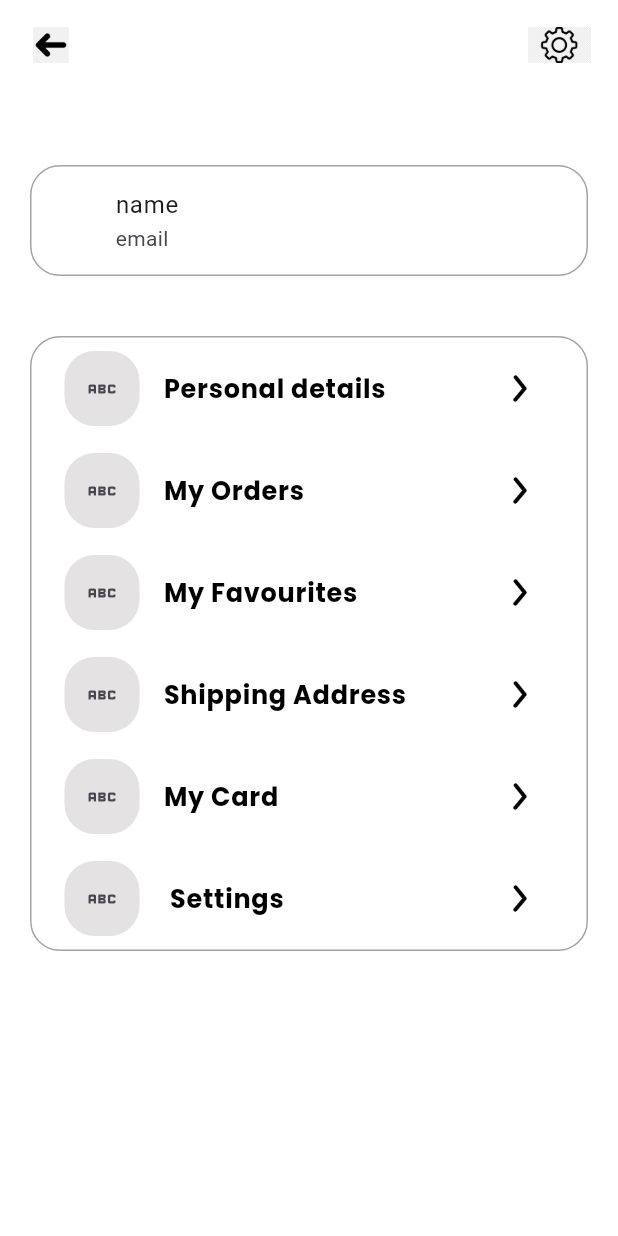
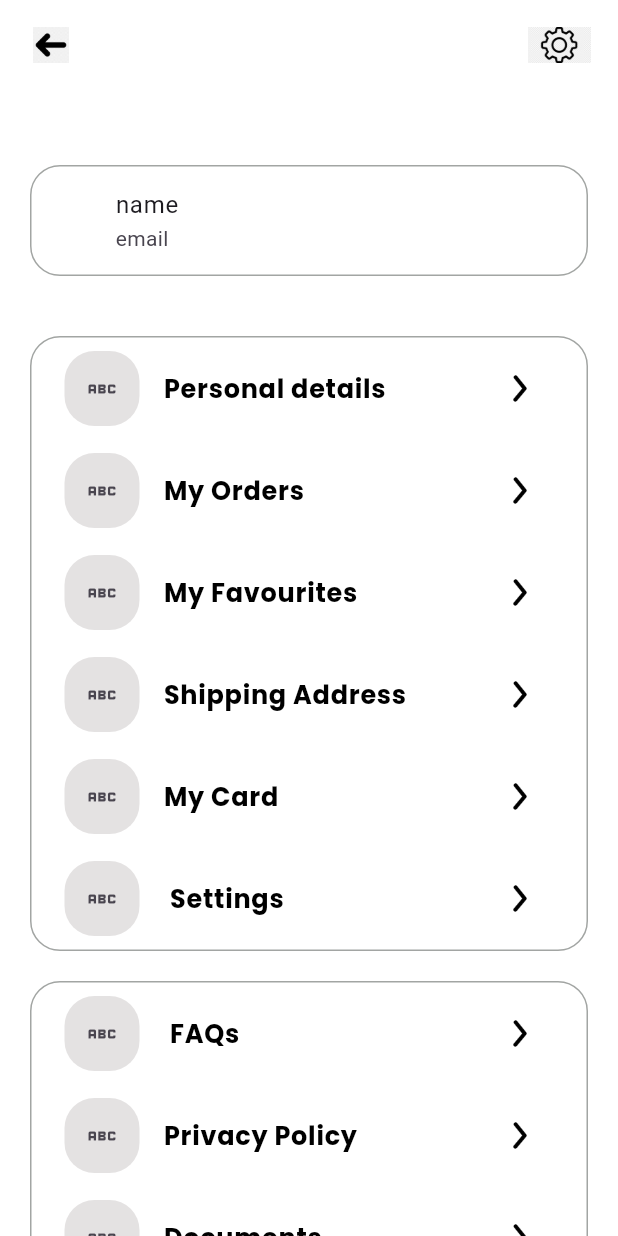
Before and after one commit to irshadcholakkal/Aiden-E-Commerce, a Flutter app: the Profilepage screen opened directly, on a phone screen of 412 x 824 dp. Run offline on Flutter 3.47's test engine with Material 3 defaults, Android fonts, the phone set to English and light mode, and no system bars; our stand-ins replace dots_indicator, flutter_rating_bar, google_fonts, google_nav_bar, iconsax, like_button and 2 more; network calls fail.

Commit message:
vrious changes

```diff
--- a/lib/view/list_of_pages/profile_page/profilepage.dart
+++ b/lib/view/list_of_pages/profile_page/profilepage.dart
@@ -2,7 +2,6 @@ import 'package:aiden/utils/colors.dart';
 import 'package:aiden/view/list_of_pages/profile_page/widget/fav.dart';
 import 'package:aiden/view/list_of_pages/profile_page/widget/listtile.dart';
 import 'package:aiden/view/list_of_pages/profile_page/pages_in_profile/settings.dart';
-import 'package:aiden/view/widgets/custom_nav_bar.dart';
 import 'package:flutter/material.dart';
 
 class Profilepage extends StatefulWidget {
@@ -21,6 +20,7 @@ class _ProfilepageState extends State<Profilepage> {
         width: MediaQuery.of(context).size.width,
         color: Colors.white,
         child: SafeArea(
+          child: SingleChildScrollView(
             child: Column(
               children: [
                 Container(
@@ -109,17 +109,38 @@ class _ProfilepageState extends State<Profilepage> {
                     ),
                   ),
                 ),
-              const SizedBox(
+                Padding(
+                  padding: const EdgeInsets.only(
+                      top: 10, bottom: 10, left: 20, right: 20),
+                  child: Container(
+                    decoration: BoxDecoration(
+                        border: Border.all(color: grey),
+                        borderRadius: BorderRadius.circular(20)),
                     child: Column(
-                  children: [],
-                ),
-              ),
-              Container(),
+                      children: [
+                        listtile(
+                            text: " FAQs",
+                            leading: const Icon(Icons.abc),
+                            ontap: () {}),
+                        listtile(
+                            text: "Privacy Policy",
+                            leading: const Icon(Icons.abc),
+                            ontap: () {}),
+                        listtile(
+                            text: "Documents",
+                            leading: const Icon(Icons.abc),
+                            ontap: () {}),
                       ],
                     ),
                   ),
                 ),
-      // bottomNavigationBar: navBar(context: context),
+
+              ],
+            ),
+          ),
+        ),
+      ),
+      //  bottomNavigationBar: navBar(context: context),
     );
   }
 }
--- a/lib/view/list_of_pages/profile_page/widget/listtile.dart
+++ b/lib/view/list_of_pages/profile_page/widget/listtile.dart
@@ -2,7 +2,7 @@ import 'package:aiden/utils/colors.dart';
 import 'package:flutter/material.dart';
 import 'package:google_fonts/google_fonts.dart';
 
-Widget listtile({text, Icon? leading, trailing,void Function()? ontap}) {
+Widget listtile({text, Icon? leading, trailing, void Function()? ontap}) {
   return Padding(
     padding: const EdgeInsets.all(6.0),
     child: ListTile(
@@ -22,14 +22,14 @@ Widget listtile({text, Icon? leading, trailing,void Function()? ontap}) {
             color: black,
           ),
         ),
-      trailing:  InkWell(
+        trailing: trailing ?? InkWell(
           onTap: ontap,
           child: Image.asset(
             "assets/images/forwardicon.png",
             height: 30,
             width: 30,
           ),
-      )),
-
+        )
+        ),
   );
 }
--- a/lib/view/list_of_pages/profile_page/widget/tabbar.dart
+++ b/lib/view/list_of_pages/profile_page/widget/tabbar.dart
@@ -63,7 +63,7 @@ class _TabbarState extends State<Tabbar> {
             ),
           ),
           const SizedBox(
-            width: 25,
+            width: 20,
           ),
           Expanded(
             flex: 1,
```
Also changed, not shown: lib/main.dart (+6 -1 lines), lib/view/signin_pages/login_screen/login_screen.dart (+6 -7 lines), lib/view/signin_pages/startshopping/startingpage.dart (+10 -6 lines), pubspec.lock. Lines whose indentation alone changed are shown as unchanged.
